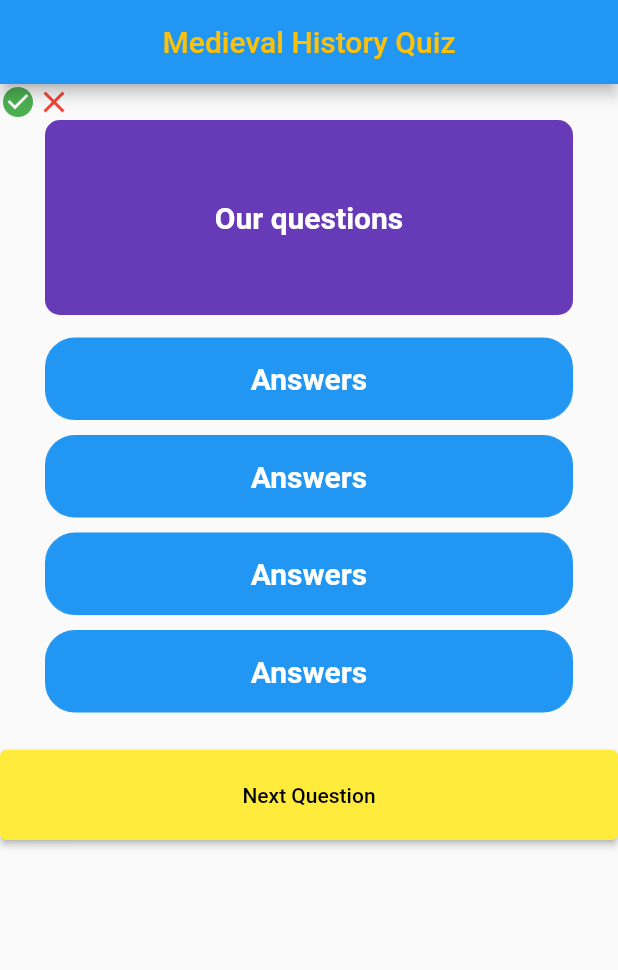
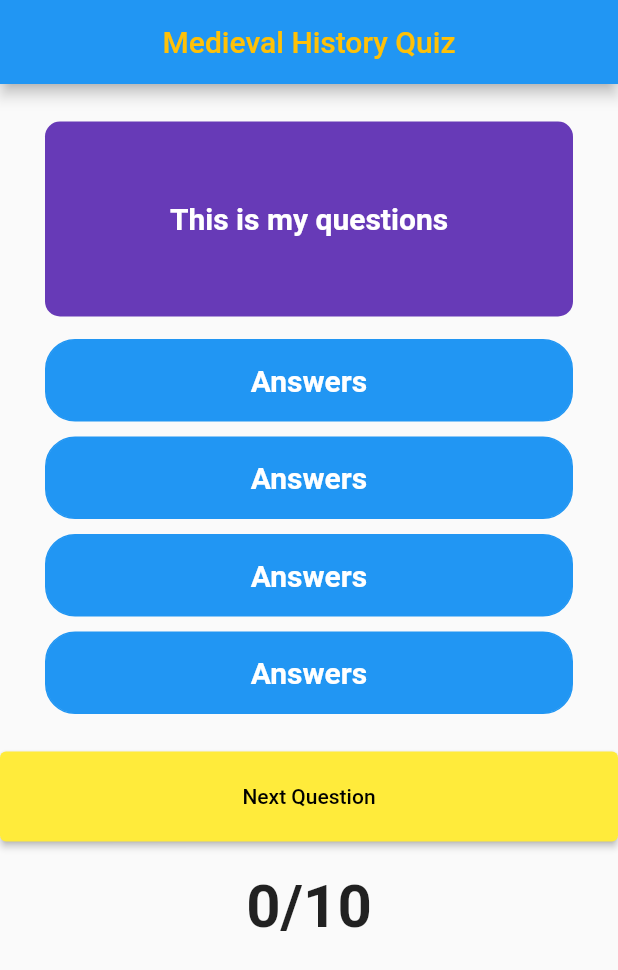
Before and after one commit to christopherwozniak/medieval_quiz, a Flutter app: the screen it shows after launch, on a phone screen of 412 x 824 dp. Shown: the top 970 px of the screen. Run offline on Flutter 3.47's test engine with Material 2 defaults, Android fonts, the light colour scheme and no system bars.

Commit message:
Add score tracker

```diff
--- a/lib/home_page/home_page.dart
+++ b/lib/home/home.dart
@@ -4,13 +4,15 @@ import 'package:flutter/material.dart';
 
 class Home extends StatefulWidget {
   const Home({super.key});
-
   @override
   _HomeState createState() => _HomeState();
 }
 
 class _HomeState extends State<Home> {
-  @override
+  final List<Icon> _scoreTracker = [];
+  int _questioniIndex = 0;
+  int _totalScore = 0;
+
   @override
   Widget build(BuildContext context) {
     return Scaffold(
@@ -26,9 +28,9 @@ class _HomeState extends State<Home> {
         child: Column(
           children: [
             Row(
-              children: const [
-                Icon(Icons.check_circle, color: Colors.green),
-                Icon(Icons.clear, color: Colors.red),
+              children: [
+                if (_scoreTracker.length == 0) const SizedBox(height: 25.0),
+                if (_scoreTracker.length > 0) ..._scoreTracker
               ],
             ),
             Container(
@@ -44,7 +46,7 @@ class _HomeState extends State<Home> {
               ),
               child: const Center(
                 child: Text(
-                  'Our questions',
+                  'This is my questions',
                   textAlign: TextAlign.center,
                   style: TextStyle(
                     fontSize: 20.0,
@@ -156,6 +158,13 @@ class _HomeState extends State<Home> {
               onPressed: () {},
               child: const Text('Next Question'),
             ),
+            Container(
+              padding: const EdgeInsets.all(20.0),
+              child: const Text(
+                '0/10',
+                style: TextStyle(fontSize: 40.0, fontWeight: FontWeight.bold),
+              ),
+            )
           ],
         ),
       ),
--- a/lib/main.dart
+++ b/lib/main.dart
@@ -1,5 +1,5 @@
 import 'package:flutter/material.dart';
-import 'package:medieval_quiz/home_page/home_page.dart';
+import 'package:medieval_quiz/home/home.dart';
 
 void main() {
   runApp(const MyApp());
```
Also changed, not shown: lib/answer/answer.dart (added).
